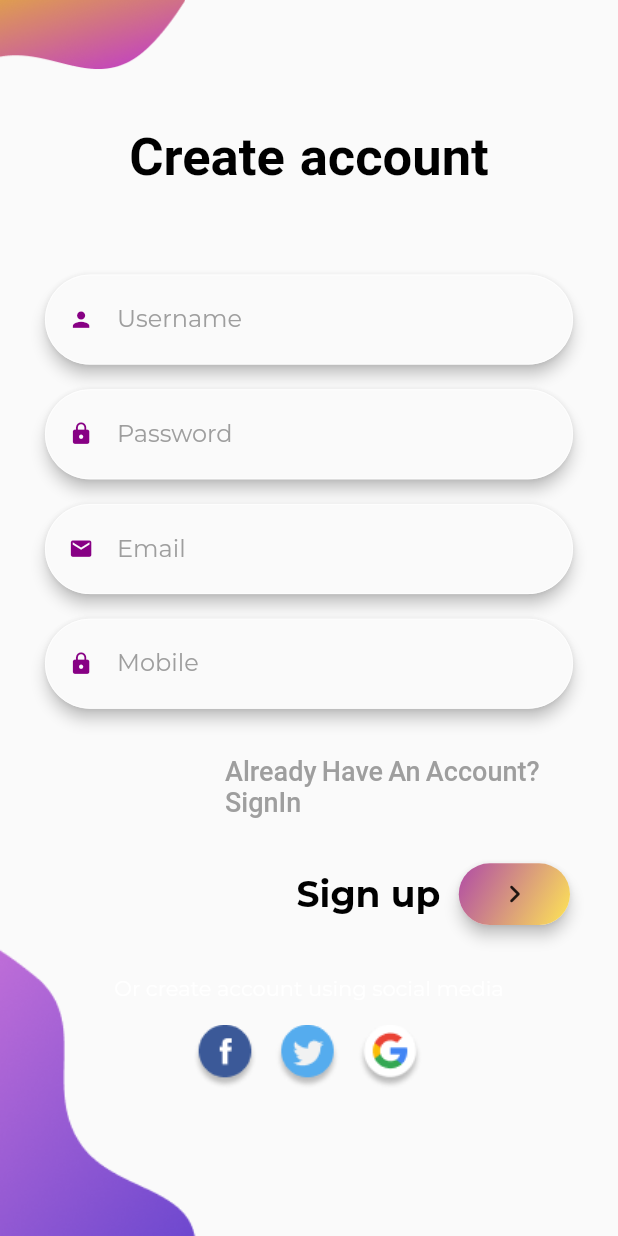
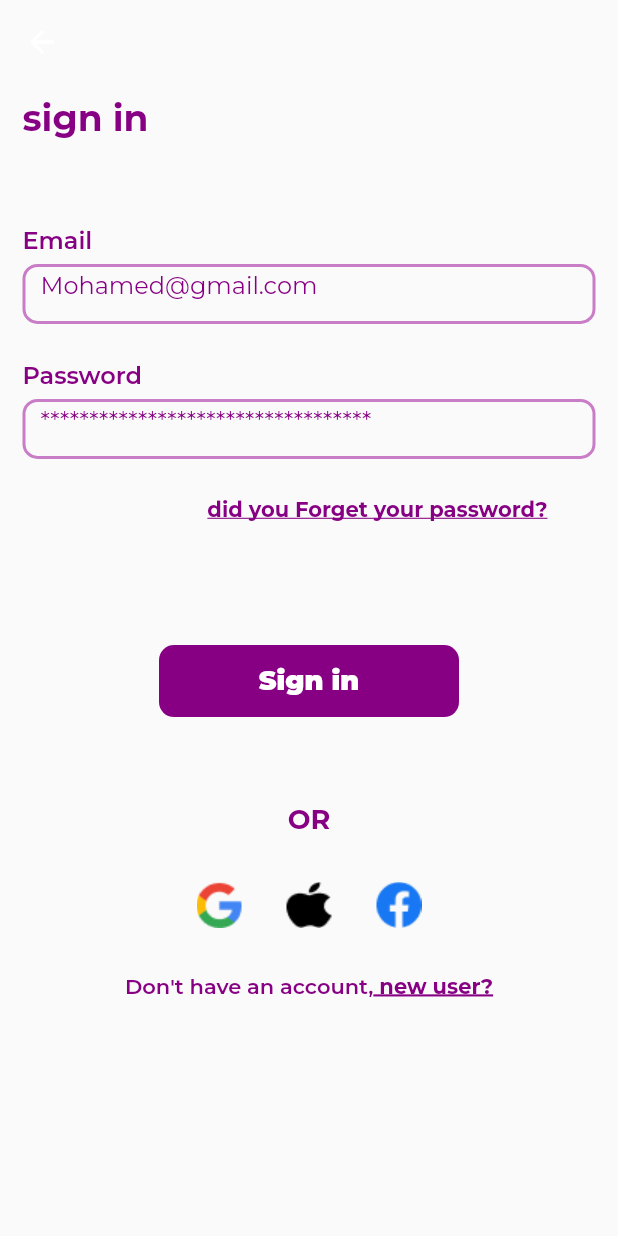
Before and after one commit to Nora-2/hotel-booking, a Flutter app: the screen it shows after launch, after a tap on "Press to START", on a phone screen of 412 x 824 dp. Run offline on Flutter 3.47's test engine with Material 2 defaults, Android fonts, the phone set to English and light mode, and no system bars; our stand-ins replace bottom_navy_bar, dio, flutter_bloc, flutter_rating_bar, font_awesome_flutter, go_router and 2 more.

Commit message:
loginAndRegister

```diff
--- a/lib/Features/Splash/presentation/views/onboard.dart
+++ b/lib/Features/Splash/presentation/views/onboard.dart
@@ -1,5 +1,6 @@
 
 import 'package:bookly/Features/registration/presentation/views/signup.dart';
+import 'package:bookly/Features/registration/presentation/views/widgets/login.dart';
 import 'package:bookly/core/utils/constants.dart';
 import 'package:flutter/cupertino.dart';
 import 'package:flutter/material.dart';
@@ -62,7 +63,7 @@ class onboardView extends StatelessWidget {
                 child: GestureDetector(
                   onTap: () {
                       Navigator.push(context,
-                          MaterialPageRoute(builder: (context) => (SignUp())));
+                          MaterialPageRoute(builder: (context) => (LogIn())));
                     },
                   child: Container(
 
--- /dev/null
+++ b/lib/Features/registration/presentation/views/widgets/login.dart
@@ -0,0 +1,170 @@
+// ignore_for_file: prefer_const_constructors
+
+import 'package:bookly/Features/home/presentation/views/homelayout.dart';
+import 'package:bookly/Features/registration/presentation/views/widgets/forgetpassword_screen.dart';
+import 'package:bookly/Features/registration/presentation/views/widgets/register.dart';
+import 'package:bookly/Features/settings/presentation/views/widgets/custom_text.dart';
+import 'package:bookly/Features/settings/presentation/views/widgets/custom_text_field.dart';
+import 'package:bookly/core/utils/constants.dart';
+import 'package:bookly/core/widgets/custom_button.dart';
+import 'package:flutter/material.dart';
+
+class LogIn extends StatelessWidget {
+  LogIn({super.key});
+  static String id = 'login';
+  final _formKey = GlobalKey<FormState>();
+  @override
+  Widget build(BuildContext context) {
+    return Scaffold(
+        extendBodyBehindAppBar: true,
+        appBar: AppBar(
+          backgroundColor: Colors.transparent,
+          elevation: 0,
+        ),
+        body: SafeArea(
+          child: Padding(
+            padding: const EdgeInsets.symmetric(horizontal: 15.0),
+            child: Column(
+              mainAxisAlignment: MainAxisAlignment.start,
+              crossAxisAlignment: CrossAxisAlignment.start,
+              children: [
+                SizedBox(
+                  height: MediaQuery.of(context).size.height * 0.01,
+                ),
+                const Text(
+                  "sign in",
+                  style: TextStyle(
+                      fontSize: 24,
+                      fontWeight: FontWeight.bold,
+                      color: kPrimaryColor),
+                ),
+                SizedBox(
+                  height: MediaQuery.of(context).size.height * 0.07,
+                ),
+                Form(
+                  key: _formKey,
+                  child: Column(
+                        mainAxisAlignment: MainAxisAlignment.start,
+              crossAxisAlignment: CrossAxisAlignment.start,
+                    children: [
+                      CustomText(text: 'Email'),
+                      SizedBox(
+                        height: 5,
+                      ),
+                      Container(
+                        height: 40,
+                        child: CustomTextFieldsetting(Hint: 'Mohamed@gmail.com'),
+                      ),
+                      SizedBox(
+                        height: 25,
+                      ),
+                      CustomText(text: 'Password'),
+                      SizedBox(
+                        height: 5,
+                      ),
+                      Container(
+                        height: 40,
+                        child: CustomTextFieldsetting(
+                            ispassword: true,
+                            Hint: '**********************************'),
+                      ),
+                      SizedBox(
+                        height: MediaQuery.of(context).size.height * 0.03,
+                      ),
+                      Padding(
+                        padding: const EdgeInsets.only(right: 32),
+                        child: Align(
+                          alignment: Alignment.centerRight,
+                          child: GestureDetector(
+                            onTap: () {
+                              Navigator.push(
+                                  context,
+                                  MaterialPageRoute(
+                                      builder: (context) => (forgetpassScreen())));
+                            },
+                            child: Text(
+                              "did you Forget your password?",
+                              style: TextStyle(
+
+                                decoration: TextDecoration.underline,
+                                color: kPrimaryColor,
+                                fontWeight: FontWeight.bold
+                              ),
+                            ),
+                          ),
+                        ),
+                      ),
+                      SizedBox(
+                        height: MediaQuery.of(context).size.height * 0.10,
+                      ),
+                      Column(mainAxisAlignment: MainAxisAlignment.center,
+                      crossAxisAlignment: CrossAxisAlignment.center,
+                        children: [CustomButton(
+                          width:200 ,
+                          onPressed: () {
+                            if (_formKey.currentState!.validate()) {
+                              Navigator.push(
+                                  context,
+                                  MaterialPageRoute(
+                                      builder: (context) => HomeLayout()));
+                            }
+                          },
+                          borderRadius: BorderRadius.all(Radius.circular(10)),
+                          backgroundColor: kPrimaryColor,
+                          textColor: Colors.white,
+                          text: 'Sign in'),
+                      SizedBox(
+                        height: MediaQuery.of(context).size.height * 0.07,
+                      ),
+                      Text(
+                        'OR',
+                        style: TextStyle(
+                          color: kPrimaryColor,
+
+                          fontSize: 18,
+                          fontWeight: FontWeight.bold,
+                        ),
+                      ),
+                      SizedBox(height: 30,),
+                      Image.asset('assets/images/Other email.png'),
+                       SizedBox(height: 30,),
+                      Row(
+                        mainAxisAlignment: MainAxisAlignment.center,
+                        children: [
+                          Text(
+                            "Don't have an account,",
+                            style: TextStyle(fontSize: 14, color: kPrimaryColor,fontWeight: FontWeight.w600),
+                          ),
+                          GestureDetector(
+                            onTap: () {
+                              Navigator.push(
+                                context,
+                                MaterialPageRoute(
+                                  builder: (context) {
+                                    return Register();
+                                  },
+                                ),
+                              );
+                            },
+                            child: Text(
+                              " new user?",
+                              style: TextStyle(
+                                color: kPrimaryColor,
+                                decoration: TextDecoration.underline,
+                                decorationThickness: 2.0,
+                                fontSize: 14,
+                                fontWeight: FontWeight.bold,
+                              ),
+                            ),
+                          ),
+                        ],
+                      ),],)
+                    ],
+                  ),
+                ),
+              ],
+            ),
+          ),
+        ));
+  }
+}
--- a/lib/Features/settings/presentation/views/widgets/custom_text_field.dart
+++ b/lib/Features/settings/presentation/views/widgets/custom_text_field.dart
@@ -4,8 +4,8 @@ import 'package:flutter/material.dart';
 
 // ignore: must_be_immutable
 class CustomTextFieldsetting extends StatelessWidget {
-  CustomTextFieldsetting({super.key, this.Hint,this.preicon});
-  bool ispassword = false;
+  CustomTextFieldsetting({super.key, this.Hint,this.preicon,this.ispassword=false});
+  bool ?ispassword = false;
   String? Hint;
   Widget ?preicon;
   @override
@@ -31,7 +31,7 @@ class CustomTextFieldsetting extends StatelessWidget {
           ),
         ),
       ),
-      obscureText: ispassword,
+      obscureText: ispassword!,
       obscuringCharacter: '*',
 
 
--- a/lib/core/widgets/custom_button.dart
+++ b/lib/core/widgets/custom_button.dart
@@ -11,6 +11,7 @@ class CustomButton extends StatelessWidget {
     this.borderRadius,
     required this.text,
     this.fontSize,
+    this.width=180,
     this.onPressed,
   });
   final String text;
@@ -19,11 +20,12 @@ class CustomButton extends StatelessWidget {
   final BorderRadius? borderRadius;
   final double? fontSize;
   final void Function()? onPressed;
+  final double? width;
   @override
   Widget build(BuildContext context) {
     return SizedBox(
       height: 48,
-      width: 180,
+      width: width,
       child: TextButton(
         onPressed: onPressed,
         style: TextButton.styleFrom(
--- a/lib/main.dart
+++ b/lib/main.dart
@@ -7,6 +7,9 @@ import 'package:bookly/Features/home/presentation/views/homelayout.dart';
 import 'package:bookly/Features/payment/presentation/views/paymentView.dart';
 import 'package:bookly/Features/product_details/presentation/manger/product_details_cubit.dart';
 import 'package:bookly/Features/profile/presentation/views/widgets/profileScreen.dart';
+import 'package:bookly/Features/registration/presentation/views/widgets/forgetpassword_screen.dart';
+import 'package:bookly/Features/registration/presentation/views/widgets/login.dart';
+import 'package:bookly/Features/registration/presentation/views/widgets/register.dart';
 import 'package:flutter/material.dart';
 import 'package:flutter_bloc/flutter_bloc.dart';
 import 'package:google_fonts/google_fonts.dart';
@@ -33,11 +36,12 @@ class Hotel extends StatelessWidget {
             SplashScreen.id: (context) => const SplashScreen(),
             ProfileView.id: (context) => const ProfileView(),
             paymentView.id: (context) => const paymentView(),
-            bookingUserInfo.id:(context) =>const bookingUserInfo(),
+            bookingUserInfo.id: (context) => const bookingUserInfo(),
             bookingview.id: (context) => const bookingview(),
-            bookingPyment.id:(context) => const bookingPyment()
-
-
+            bookingPyment.id: (context) => const bookingPyment(),
+            LogIn.id: (context) => LogIn(),
+            Register.id: (context) => Register(),
+            forgetpassScreen.id:(context) => forgetpassScreen()
           },
           initialRoute: SplashScreen.id,
           debugShowCheckedModeBanner: false,
@@ -46,6 +50,5 @@ class Hotel extends StatelessWidget {
                 GoogleFonts.montserratTextTheme(ThemeData.dark().textTheme),
           ),
         ));
-
   }
 }
```
Also changed, not shown: lib/Features/Booking/presentation/views/bookingPayment_screen.dart (+12 -6 lines), lib/Features/registration/presentation/views/forgetpassword.dart (+7 -7 lines), lib/Features/registration/presentation/views/widgets/forgetpassword_screen.dart (added, +120 -0 lines), lib/Features/registration/presentation/views/widgets/register.dart (added, +173 -0 lines), lib/core/utils/function/custom_snack_bar.dart (+11 -144 lines), assets/images/Other email.png (added), lib/Features/Splash/presentation/views/splash_view.dart (added).
